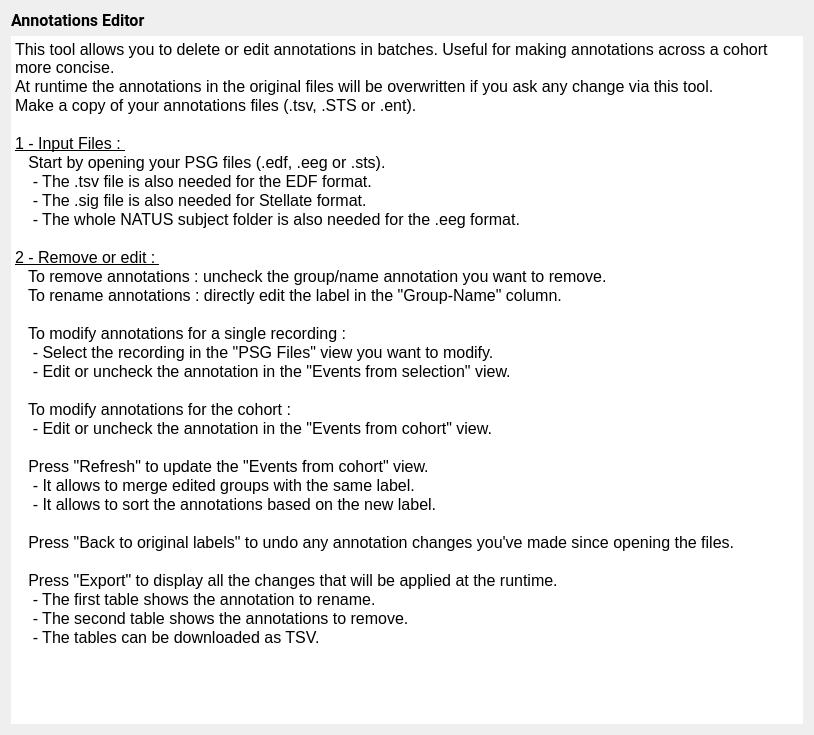
First picture: the form in tools/CEAMSTools/EditAnnotations/AnnotIntroStep/Ui_AnnotIntroStep.ui, repository SnoozToolbox/snooz-package-ceams, before the edit.
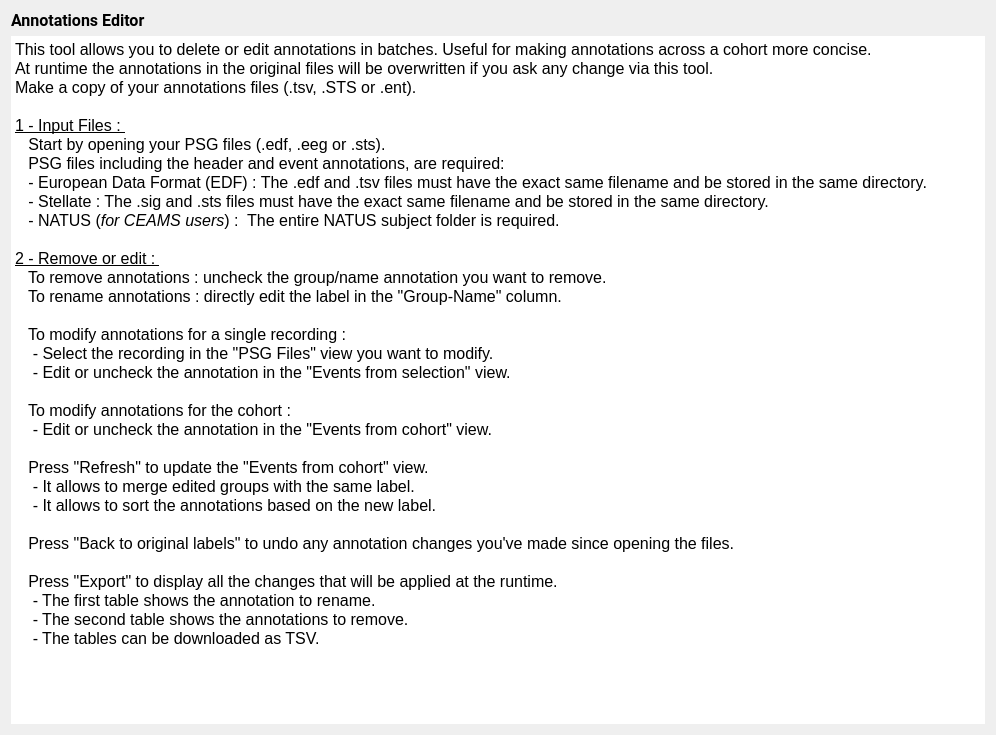
Second picture: the form after the edit.

What changed in the file:
```diff
--- a/tools/CEAMSTools/EditAnnotations/AnnotIntroStep/Ui_AnnotIntroStep.ui
+++ b/tools/CEAMSTools/EditAnnotations/AnnotIntroStep/Ui_AnnotIntroStep.ui
@@ -6,7 +6,7 @@
    <rect>
     <x>0</x>
     <y>0</y>
-    <width>814</width>
+    <width>996</width>
     <height>735</height>
    </rect>
   </property>
@@ -25,7 +25,6 @@
         <font>
          <family>Roboto</family>
          <pointsize>12</pointsize>
-         <weight>50</weight>
          <italic>false</italic>
          <bold>false</bold>
         </font>
@@ -48,40 +47,44 @@
        </property>
        <property name="html">
         <string>&lt;!DOCTYPE HTML PUBLIC &quot;-//W3C//DTD HTML 4.0//EN&quot; &quot;http://www.w3.org/TR/REC-html40/strict.dtd&quot;&gt;
-&lt;html&gt;&lt;head&gt;&lt;meta name=&quot;qrichtext&quot; content=&quot;1&quot; /&gt;&lt;style type=&quot;text/css&quot;&gt;
+&lt;html&gt;&lt;head&gt;&lt;meta name=&quot;qrichtext&quot; content=&quot;1&quot; /&gt;&lt;meta charset=&quot;utf-8&quot; /&gt;&lt;style type=&quot;text/css&quot;&gt;
 p, li { white-space: pre-wrap; }
-&lt;/style&gt;&lt;/head&gt;&lt;body style=&quot; font-family:'Roboto'; font-size:12pt font-weight:400; font-style:normal;&quot;&gt;
-&lt;p style=&quot; margin-top:0px; margin-bottom:0px; margin-left:0px; margin-right:0px; -qt-block-indent:0; text-indent:0px;&quot;&gt;&lt;span style=&quot; font-family:'Roboto'; font-size:12pt;&quot;&gt;This tool allows you to delete or edit annotations in batches. Useful for making annotations across a cohort more concise. &lt;/span&gt;&lt;/p&gt;
-&lt;p style=&quot; margin-top:0px; margin-bottom:0px; margin-left:0px; margin-right:0px; -qt-block-indent:0; text-indent:0px;&quot;&gt;&lt;span style=&quot; font-family:'Roboto'; font-size:12pt;&quot;&gt;At runtime the annotations in the original files will be overwritten if you ask any change via this tool.&lt;/span&gt;&lt;/p&gt;
-&lt;p style=&quot; margin-top:0px; margin-bottom:0px; margin-left:0px; margin-right:0px; -qt-block-indent:0; text-indent:0px;&quot;&gt;&lt;span style=&quot; font-family:'Roboto'; font-size:12pt;&quot;&gt;Make a copy of your annotations files (.tsv, .STS or .ent).&lt;/span&gt;&lt;/p&gt;
-&lt;p style=&quot;-qt-paragraph-type:empty; margin-top:0px; margin-bottom:0px; margin-left:0px; margin-right:0px; -qt-block-indent:0; text-indent:0px; font-family:'Roboto'; font-size:12pt;&quot;&gt;&lt;br /&gt;&lt;/p&gt;
-&lt;p style=&quot; margin-top:0px; margin-bottom:0px; margin-left:0px; margin-right:0px; -qt-block-indent:0; text-indent:0px;&quot;&gt;&lt;span style=&quot; font-family:'Roboto'; font-size:12pt; text-decoration: underline;&quot;&gt;1 - Input Files : &lt;/span&gt;&lt;/p&gt;
-&lt;p style=&quot; margin-top:0px; margin-bottom:0px; margin-left:0px; margin-right:0px; -qt-block-indent:0; text-indent:0px;&quot;&gt;&lt;span style=&quot; font-family:'Roboto'; font-size:12pt;&quot;&gt;   Start by opening your PSG files (.edf, .eeg or .sts). &lt;/span&gt;&lt;/p&gt;
-&lt;p style=&quot; margin-top:0px; margin-bottom:0px; margin-left:0px; margin-right:0px; -qt-block-indent:0; text-indent:0px;&quot;&gt;&lt;span style=&quot; font-family:'Roboto'; font-size:12pt;&quot;&gt;    - The .tsv file is also needed for the EDF format. &lt;/span&gt;&lt;/p&gt;
-&lt;p style=&quot; margin-top:0px; margin-bottom:0px; margin-left:0px; margin-right:0px; -qt-block-indent:0; text-indent:0px;&quot;&gt;&lt;span style=&quot; font-family:'Roboto'; font-size:12pt;&quot;&gt;    - The .sig file is also needed for Stellate format. &lt;/span&gt;&lt;/p&gt;
-&lt;p style=&quot; margin-top:0px; margin-bottom:0px; margin-left:0px; margin-right:0px; -qt-block-indent:0; text-indent:0px;&quot;&gt;&lt;span style=&quot; font-family:'Roboto'; font-size:12pt;&quot;&gt;    - The whole NATUS subject folder is also needed for the .eeg format.&lt;/span&gt;&lt;/p&gt;
-&lt;p style=&quot;-qt-paragraph-type:empty; margin-top:0px; margin-bottom:0px; margin-left:0px; margin-right:0px; -qt-block-indent:0; text-indent:0px; font-family:'Roboto'; font-size:12pt;&quot;&gt;&lt;br /&gt;&lt;/p&gt;
-&lt;p style=&quot; margin-top:0px; margin-bottom:0px; margin-left:0px; margin-right:0px; -qt-block-indent:0; text-indent:0px;&quot;&gt;&lt;span style=&quot; font-family:'Roboto'; font-size:12pt; text-decoration: underline;&quot;&gt;2 - Remove or edit : &lt;/span&gt;&lt;/p&gt;
-&lt;p style=&quot; margin-top:0px; margin-bottom:0px; margin-left:0px; margin-right:0px; -qt-block-indent:0; text-indent:0px;&quot;&gt;&lt;span style=&quot; font-family:'Roboto'; font-size:12pt;&quot;&gt;   To remove annotations : uncheck the group/name annotation you want to remove.&lt;/span&gt;&lt;/p&gt;
-&lt;p style=&quot; margin-top:0px; margin-bottom:0px; margin-left:0px; margin-right:0px; -qt-block-indent:0; text-indent:0px;&quot;&gt;&lt;span style=&quot; font-family:'Roboto'; font-size:12pt;&quot;&gt;   To rename annotations : directly edit the label in the &amp;quot;Group-Name&amp;quot; column.&lt;/span&gt;&lt;/p&gt;
-&lt;p style=&quot;-qt-paragraph-type:empty; margin-top:0px; margin-bottom:0px; margin-left:0px; margin-right:0px; -qt-block-indent:0; text-indent:0px; font-family:'Roboto'; font-size:12pt;&quot;&gt;&lt;br /&gt;&lt;/p&gt;
-&lt;p style=&quot; margin-top:0px; margin-bottom:0px; margin-left:0px; margin-right:0px; -qt-block-indent:0; text-indent:0px;&quot;&gt;&lt;span style=&quot; font-family:'Roboto'; font-size:12pt;&quot;&gt;   To modify annotations for a single recording :&lt;/span&gt;&lt;/p&gt;
-&lt;p style=&quot; margin-top:0px; margin-bottom:0px; margin-left:0px; margin-right:0px; -qt-block-indent:0; text-indent:0px;&quot;&gt;&lt;span style=&quot; font-family:'Roboto'; font-size:12pt;&quot;&gt;    - Select the recording in the &amp;quot;PSG Files&amp;quot; view you want to modify.&lt;/span&gt;&lt;/p&gt;
-&lt;p style=&quot; margin-top:0px; margin-bottom:0px; margin-left:0px; margin-right:0px; -qt-block-indent:0; text-indent:0px;&quot;&gt;&lt;span style=&quot; font-family:'Roboto'; font-size:12pt;&quot;&gt;    - Edit or uncheck the annotation in the &amp;quot;Events from selection&amp;quot; view.&lt;/span&gt;&lt;/p&gt;
-&lt;p style=&quot;-qt-paragraph-type:empty; margin-top:0px; margin-bottom:0px; margin-left:0px; margin-right:0px; -qt-block-indent:0; text-indent:0px; font-family:'Roboto'; font-size:12pt;&quot;&gt;&lt;br /&gt;&lt;/p&gt;
-&lt;p style=&quot; margin-top:0px; margin-bottom:0px; margin-left:0px; margin-right:0px; -qt-block-indent:0; text-indent:0px;&quot;&gt;&lt;span style=&quot; font-family:'Roboto'; font-size:12pt;&quot;&gt;   To modify annotations for the cohort :&lt;/span&gt;&lt;/p&gt;
-&lt;p style=&quot; margin-top:0px; margin-bottom:0px; margin-left:0px; margin-right:0px; -qt-block-indent:0; text-indent:0px;&quot;&gt;&lt;span style=&quot; font-family:'Roboto'; font-size:12pt;&quot;&gt;    - Edit or uncheck the annotation in the &amp;quot;Events from cohort&amp;quot; view.&lt;/span&gt;&lt;/p&gt;
-&lt;p style=&quot;-qt-paragraph-type:empty; margin-top:0px; margin-bottom:0px; margin-left:0px; margin-right:0px; -qt-block-indent:0; text-indent:0px; font-family:'Roboto'; font-size:12pt;&quot;&gt;&lt;br /&gt;&lt;/p&gt;
-&lt;p style=&quot; margin-top:0px; margin-bottom:0px; margin-left:0px; margin-right:0px; -qt-block-indent:0; text-indent:0px;&quot;&gt;&lt;span style=&quot; font-family:'Roboto'; font-size:12pt;&quot;&gt;   Press &amp;quot;Refresh&amp;quot; to update the &amp;quot;Events from cohort&amp;quot; view.&lt;/span&gt;&lt;/p&gt;
-&lt;p style=&quot; margin-top:0px; margin-bottom:0px; margin-left:0px; margin-right:0px; -qt-block-indent:0; text-indent:0px;&quot;&gt;&lt;span style=&quot; font-family:'Roboto'; font-size:12pt;&quot;&gt;    - It allows to merge edited groups with the same label.&lt;/span&gt;&lt;/p&gt;
-&lt;p style=&quot; margin-top:0px; margin-bottom:0px; margin-left:0px; margin-right:0px; -qt-block-indent:0; text-indent:0px;&quot;&gt;&lt;span style=&quot; font-family:'Roboto'; font-size:12pt;&quot;&gt;    - It allows to sort the annotations based on the new label.&lt;/span&gt;&lt;/p&gt;
-&lt;p style=&quot;-qt-paragraph-type:empty; margin-top:0px; margin-bottom:0px; margin-left:0px; margin-right:0px; -qt-block-indent:0; text-indent:0px; font-family:'Roboto'; font-size:12pt;&quot;&gt;&lt;br /&gt;&lt;/p&gt;
-&lt;p style=&quot; margin-top:0px; margin-bottom:0px; margin-left:0px; margin-right:0px; -qt-block-indent:0; text-indent:0px;&quot;&gt;&lt;span style=&quot; font-family:'Roboto'; font-size:12pt;&quot;&gt;   Press &amp;quot;Back to original labels&amp;quot; to undo any annotation changes you've made since opening the files.&lt;/span&gt;&lt;/p&gt;
-&lt;p style=&quot;-qt-paragraph-type:empty; margin-top:0px; margin-bottom:0px; margin-left:0px; margin-right:0px; -qt-block-indent:0; text-indent:0px; font-family:'Roboto'; font-size:12pt;&quot;&gt;&lt;br /&gt;&lt;/p&gt;
-&lt;p style=&quot; margin-top:0px; margin-bottom:0px; margin-left:0px; margin-right:0px; -qt-block-indent:0; text-indent:0px;&quot;&gt;&lt;span style=&quot; font-family:'Roboto'; font-size:12pt;&quot;&gt;   Press &amp;quot;Export&amp;quot; to display all the changes that will be applied at the runtime.&lt;/span&gt;&lt;/p&gt;
-&lt;p style=&quot; margin-top:0px; margin-bottom:0px; margin-left:0px; margin-right:0px; -qt-block-indent:0; text-indent:0px;&quot;&gt;&lt;span style=&quot; font-family:'Roboto'; font-size:12pt;&quot;&gt;    - The first table shows the annotation to rename.&lt;/span&gt;&lt;/p&gt;
-&lt;p style=&quot; margin-top:0px; margin-bottom:0px; margin-left:0px; margin-right:0px; -qt-block-indent:0; text-indent:0px;&quot;&gt;&lt;span style=&quot; font-family:'Roboto'; font-size:12pt;&quot;&gt;    - The second table shows the annotations to remove.&lt;/span&gt;&lt;/p&gt;
-&lt;p style=&quot; margin-top:0px; margin-bottom:0px; margin-left:0px; margin-right:0px; -qt-block-indent:0; text-indent:0px;&quot;&gt;&lt;span style=&quot; font-family:'Roboto'; font-size:12pt;&quot;&gt;    - The tables can be downloaded as TSV.&lt;/span&gt;&lt;/p&gt;&lt;/body&gt;&lt;/html&gt;</string>
+hr { height: 1px; border-width: 0; }
+li.unchecked::marker { content: &quot;\2610&quot;; }
+li.checked::marker { content: &quot;\2612&quot;; }
+&lt;/style&gt;&lt;/head&gt;&lt;body style=&quot; font-family:'Roboto'; font-size:12pt; font-weight:400; font-style:normal;&quot;&gt;
+&lt;p style=&quot; margin-top:0px; margin-bottom:0px; margin-left:0px; margin-right:0px; -qt-block-indent:0; text-indent:0px;&quot;&gt;This tool allows you to delete or edit annotations in batches. Useful for making annotations across a cohort more concise. &lt;/p&gt;
+&lt;p style=&quot; margin-top:0px; margin-bottom:0px; margin-left:0px; margin-right:0px; -qt-block-indent:0; text-indent:0px;&quot;&gt;At runtime the annotations in the original files will be overwritten if you ask any change via this tool.&lt;/p&gt;
+&lt;p style=&quot; margin-top:0px; margin-bottom:0px; margin-left:0px; margin-right:0px; -qt-block-indent:0; text-indent:0px;&quot;&gt;Make a copy of your annotations files (.tsv, .STS or .ent).&lt;/p&gt;
+&lt;p style=&quot;-qt-paragraph-type:empty; margin-top:0px; margin-bottom:0px; margin-left:0px; margin-right:0px; -qt-block-indent:0; text-indent:0px;&quot;&gt;&lt;br /&gt;&lt;/p&gt;
+&lt;p style=&quot; margin-top:0px; margin-bottom:0px; margin-left:0px; margin-right:0px; -qt-block-indent:0; text-indent:0px;&quot;&gt;&lt;span style=&quot; text-decoration: underline;&quot;&gt;1 - Input Files : &lt;/span&gt;&lt;/p&gt;
+&lt;p style=&quot; margin-top:0px; margin-bottom:0px; margin-left:0px; margin-right:0px; -qt-block-indent:0; text-indent:0px;&quot;&gt;   Start by opening your PSG files (.edf, .eeg or .sts). &lt;/p&gt;
+&lt;p style=&quot; margin-top:0px; margin-bottom:0px; margin-left:0px; margin-right:0px; -qt-block-indent:0; text-indent:0px;&quot;&gt;&lt;span style=&quot; font-family:'Roboto-Regular';&quot;&gt;   PSG files including the header and event annotations, are required:&lt;/span&gt;&lt;/p&gt;
+&lt;p style=&quot; margin-top:0px; margin-bottom:0px; margin-left:0px; margin-right:0px; -qt-block-indent:0; text-indent:0px;&quot;&gt;&lt;span style=&quot; font-family:'Roboto-Regular';&quot;&gt;   - European Data Format (EDF) : The .edf and .tsv files must have the exact same filename and be stored in the same directory.&lt;/span&gt;&lt;/p&gt;
+&lt;p style=&quot; margin-top:0px; margin-bottom:0px; margin-left:0px; margin-right:0px; -qt-block-indent:0; text-indent:0px;&quot;&gt;&lt;span style=&quot; font-family:'Roboto-Regular';&quot;&gt;   - Stellate : The .sig and .sts files must have the exact same filename and be stored in the same directory.&lt;/span&gt;&lt;/p&gt;
+&lt;p style=&quot; margin-top:0px; margin-bottom:0px; margin-left:0px; margin-right:0px; -qt-block-indent:0; text-indent:0px;&quot;&gt;&lt;span style=&quot; font-family:'Roboto-Regular';&quot;&gt;   - NATUS (&lt;/span&gt;&lt;span style=&quot; font-family:'Roboto-Regular'; font-style:italic;&quot;&gt;for CEAMS users&lt;/span&gt;&lt;span style=&quot; font-family:'Roboto-Regular';&quot;&gt;) : &lt;/span&gt;&lt;span style=&quot; font-family:'MS Shell Dlg 2';&quot;&gt; The entire NATUS subject folder is required.&lt;/span&gt;&lt;/p&gt;
+&lt;p style=&quot;-qt-paragraph-type:empty; margin-top:0px; margin-bottom:0px; margin-left:0px; margin-right:0px; -qt-block-indent:0; text-indent:0px; font-family:'MS Shell Dlg 2';&quot;&gt;&lt;br /&gt;&lt;/p&gt;
+&lt;p style=&quot; margin-top:0px; margin-bottom:0px; margin-left:0px; margin-right:0px; -qt-block-indent:0; text-indent:0px;&quot;&gt;&lt;span style=&quot; text-decoration: underline;&quot;&gt;2 - Remove or edit : &lt;/span&gt;&lt;/p&gt;
+&lt;p style=&quot; margin-top:0px; margin-bottom:0px; margin-left:0px; margin-right:0px; -qt-block-indent:0; text-indent:0px;&quot;&gt;   To remove annotations : uncheck the group/name annotation you want to remove.&lt;/p&gt;
+&lt;p style=&quot; margin-top:0px; margin-bottom:0px; margin-left:0px; margin-right:0px; -qt-block-indent:0; text-indent:0px;&quot;&gt;   To rename annotations : directly edit the label in the &amp;quot;Group-Name&amp;quot; column.&lt;/p&gt;
+&lt;p style=&quot;-qt-paragraph-type:empty; margin-top:0px; margin-bottom:0px; margin-left:0px; margin-right:0px; -qt-block-indent:0; text-indent:0px;&quot;&gt;&lt;br /&gt;&lt;/p&gt;
+&lt;p style=&quot; margin-top:0px; margin-bottom:0px; margin-left:0px; margin-right:0px; -qt-block-indent:0; text-indent:0px;&quot;&gt;   To modify annotations for a single recording :&lt;/p&gt;
+&lt;p style=&quot; margin-top:0px; margin-bottom:0px; margin-left:0px; margin-right:0px; -qt-block-indent:0; text-indent:0px;&quot;&gt;    - Select the recording in the &amp;quot;PSG Files&amp;quot; view you want to modify.&lt;/p&gt;
+&lt;p style=&quot; margin-top:0px; margin-bottom:0px; margin-left:0px; margin-right:0px; -qt-block-indent:0; text-indent:0px;&quot;&gt;    - Edit or uncheck the annotation in the &amp;quot;Events from selection&amp;quot; view.&lt;/p&gt;
+&lt;p style=&quot;-qt-paragraph-type:empty; margin-top:0px; margin-bottom:0px; margin-left:0px; margin-right:0px; -qt-block-indent:0; text-indent:0px;&quot;&gt;&lt;br /&gt;&lt;/p&gt;
+&lt;p style=&quot; margin-top:0px; margin-bottom:0px; margin-left:0px; margin-right:0px; -qt-block-indent:0; text-indent:0px;&quot;&gt;   To modify annotations for the cohort :&lt;/p&gt;
+&lt;p style=&quot; margin-top:0px; margin-bottom:0px; margin-left:0px; margin-right:0px; -qt-block-indent:0; text-indent:0px;&quot;&gt;    - Edit or uncheck the annotation in the &amp;quot;Events from cohort&amp;quot; view.&lt;/p&gt;
+&lt;p style=&quot;-qt-paragraph-type:empty; margin-top:0px; margin-bottom:0px; margin-left:0px; margin-right:0px; -qt-block-indent:0; text-indent:0px;&quot;&gt;&lt;br /&gt;&lt;/p&gt;
+&lt;p style=&quot; margin-top:0px; margin-bottom:0px; margin-left:0px; margin-right:0px; -qt-block-indent:0; text-indent:0px;&quot;&gt;   Press &amp;quot;Refresh&amp;quot; to update the &amp;quot;Events from cohort&amp;quot; view.&lt;/p&gt;
+&lt;p style=&quot; margin-top:0px; margin-bottom:0px; margin-left:0px; margin-right:0px; -qt-block-indent:0; text-indent:0px;&quot;&gt;    - It allows to merge edited groups with the same label.&lt;/p&gt;
+&lt;p style=&quot; margin-top:0px; margin-bottom:0px; margin-left:0px; margin-right:0px; -qt-block-indent:0; text-indent:0px;&quot;&gt;    - It allows to sort the annotations based on the new label.&lt;/p&gt;
+&lt;p style=&quot;-qt-paragraph-type:empty; margin-top:0px; margin-bottom:0px; margin-left:0px; margin-right:0px; -qt-block-indent:0; text-indent:0px;&quot;&gt;&lt;br /&gt;&lt;/p&gt;
+&lt;p style=&quot; margin-top:0px; margin-bottom:0px; margin-left:0px; margin-right:0px; -qt-block-indent:0; text-indent:0px;&quot;&gt;   Press &amp;quot;Back to original labels&amp;quot; to undo any annotation changes you've made since opening the files.&lt;/p&gt;
+&lt;p style=&quot;-qt-paragraph-type:empty; margin-top:0px; margin-bottom:0px; margin-left:0px; margin-right:0px; -qt-block-indent:0; text-indent:0px;&quot;&gt;&lt;br /&gt;&lt;/p&gt;
+&lt;p style=&quot; margin-top:0px; margin-bottom:0px; margin-left:0px; margin-right:0px; -qt-block-indent:0; text-indent:0px;&quot;&gt;   Press &amp;quot;Export&amp;quot; to display all the changes that will be applied at the runtime.&lt;/p&gt;
+&lt;p style=&quot; margin-top:0px; margin-bottom:0px; margin-left:0px; margin-right:0px; -qt-block-indent:0; text-indent:0px;&quot;&gt;    - The first table shows the annotation to rename.&lt;/p&gt;
+&lt;p style=&quot; margin-top:0px; margin-bottom:0px; margin-left:0px; margin-right:0px; -qt-block-indent:0; text-indent:0px;&quot;&gt;    - The second table shows the annotations to remove.&lt;/p&gt;
+&lt;p style=&quot; margin-top:0px; margin-bottom:0px; margin-left:0px; margin-right:0px; -qt-block-indent:0; text-indent:0px;&quot;&gt;    - The tables can be downloaded as TSV.&lt;/p&gt;&lt;/body&gt;&lt;/html&gt;</string>
        </property>
       </widget>
      </item>
```
Left out of the diff: 4 changed lines with no effect on the pictures.
